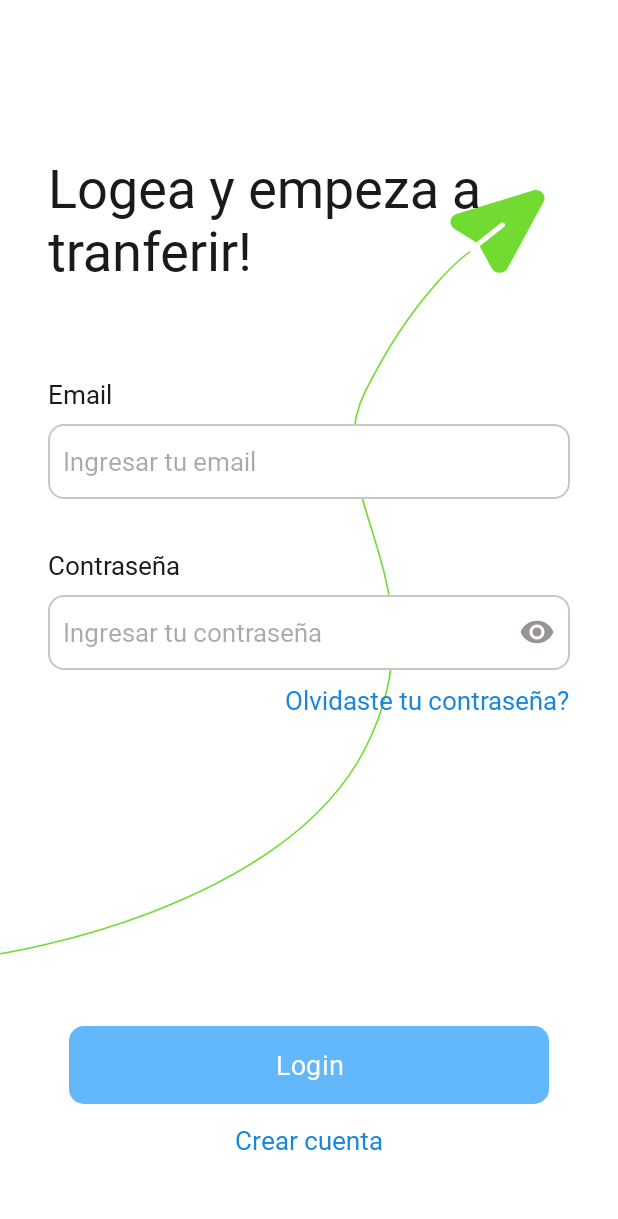
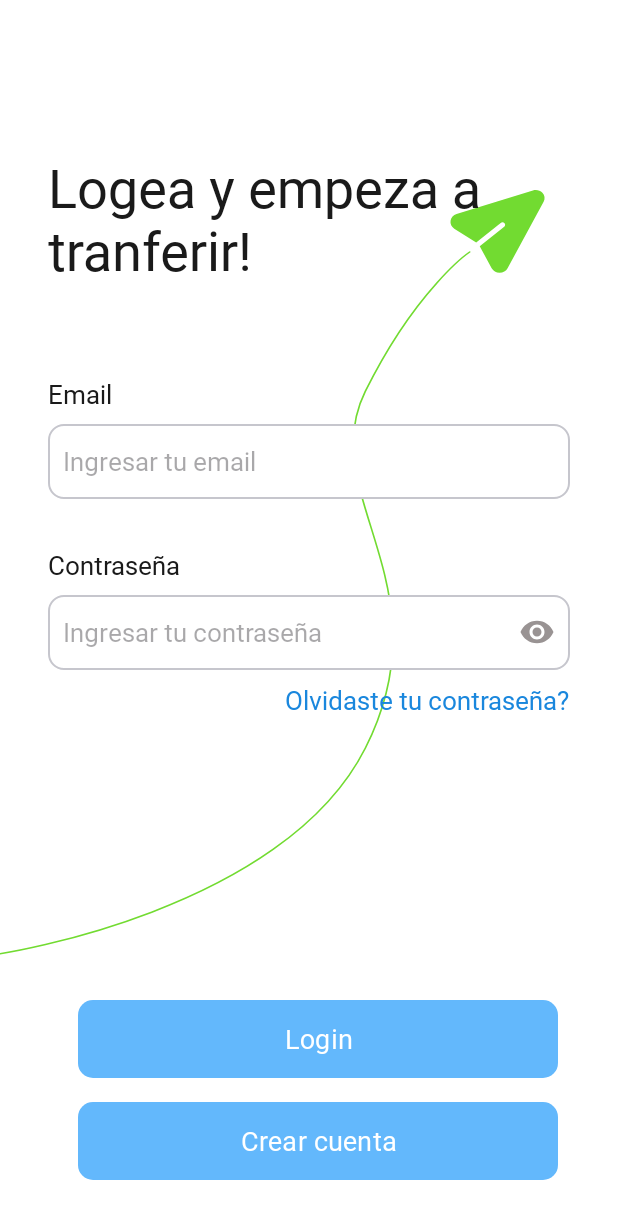
Before and after one commit to Sokka69/AlkeWalletVistas, an Android app: the LoginActivity screen opened directly, with no data from a screen before it, on a phone screen of 412 x 824 dp. Shown: the top 1219 px of the screen. Run offline under Robolectric (Android 15) with nearby library versions, the phone set to English and light mode, and no system bars.

Commit message:
actualizacion vistas

```diff
--- a/app/src/main/java/cl/talentodigital/alkewallet/AlkeWalletApp.kt
+++ b/app/src/main/java/cl/talentodigital/alkewallet/AlkeWalletApp.kt
@@ -1,6 +1,7 @@
 package cl.talentodigital.alkewallet
 
 import android.app.Application
+import cl.talentodigital.alkewallet.data.model.AccountResponse
 import cl.talentodigital.alkewallet.data.model.UserResponse
 
 class AlkeWalletApp : Application() {
@@ -14,5 +15,6 @@ class AlkeWalletApp : Application() {
         super.onCreate()
         userLogged = null
         tokenAccess = null
+        var userAccount: AccountResponse? = null
     }
 }
--- a/app/src/main/java/cl/talentodigital/alkewallet/data/network/api/ApiService.kt
+++ b/app/src/main/java/cl/talentodigital/alkewallet/data/network/api/ApiService.kt
@@ -24,11 +24,13 @@ interface ApiService {
     @POST("users")
     suspend fun register(@Body request: RegisterRequest): RegisterResponse
 
-    //UserResponse
+    //Datos de Usuario logeado
     @GET("auth/me")
     suspend fun getUserData(@Header("Authorization") token: String): Response<UserResponse>
 
 
 
 
+
+
 }
--- a/app/src/main/java/cl/talentodigital/alkewallet/presentation/view/LoginActivity.kt
+++ b/app/src/main/java/cl/talentodigital/alkewallet/presentation/view/LoginActivity.kt
@@ -3,6 +3,7 @@ package cl.talentodigital.alkewallet.presentation.view
 
 import android.content.Intent
 import android.os.Bundle
+import android.util.Log
 import android.widget.Toast
 import androidx.appcompat.app.AppCompatActivity
 import androidx.lifecycle.ViewModelProvider
@@ -13,7 +14,6 @@ import cl.talentodigital.alkewallet.presentation.viewmodel.LoginViewModel
 
 class LoginActivity : AppCompatActivity() {
     private lateinit var binding: ActivityLoginBinding
-
     private lateinit var viewModel: LoginViewModel
 
     override fun onCreate(savedInstanceState: Bundle?) {
@@ -22,11 +22,19 @@ class LoginActivity : AppCompatActivity() {
         binding = ActivityLoginBinding.inflate(layoutInflater)
         setContentView(binding.root)
 
+        /*  val viewModelFactory = LoginViewModelFactory(application)*/
         //Configuracion ViewModel
-        viewModel = ViewModelProvider(this).get(LoginViewModel::class.java)
+        viewModel = ViewModelProvider(this)[LoginViewModel::class.java]
+
+        val sharedPreferences = getSharedPreferences("AlkeWallet", MODE_PRIVATE)
+        val emailIngresado = sharedPreferences.getString("email", null)
+        if (emailIngresado != null) {
+            binding.txtEmail.setText(emailIngresado)
+        }
 
 
         //Configurar onClick
+        binding.btnCrearCuenta.setOnClickListener { goToRegisterActivity() }
         binding.btnLogin.setOnClickListener { login() }
 
 
@@ -59,20 +67,25 @@ class LoginActivity : AppCompatActivity() {
     }
 
     private fun goToHomePage() {
-        val intent = Intent(this, HomePageActivity::class.java)
+        val intent = Intent(this, HomePageEmptyCaseActivity::class.java)
         startActivity(intent)
     }
 
+
     private fun login() {
+
         val emailEnter = binding.txtEmail.text.toString()
         val passwordEnter = binding.txtPassword.text.toString()
+
 
         if (emailEnter != null && passwordEnter != null) {
 
             viewModel.login(emailEnter, passwordEnter)
+            Log.d("prueba", "Email: $emailEnter, Password: $passwordEnter")
 
         } else {
             Toast.makeText(this, "Los datos no pueden estar vacios", Toast.LENGTH_SHORT).show()
         }
+
     }
 }
--- a/app/src/main/java/cl/talentodigital/alkewallet/presentation/view/LoginSignUpActivity.kt
+++ b/app/src/main/java/cl/talentodigital/alkewallet/presentation/view/LoginSignUpActivity.kt
@@ -25,7 +25,7 @@ class LoginSignUpActivity : AppCompatActivity() {
             startActivity(intent)
         }
 
-        binding.btnLogin2.setOnClickListener {
+        binding.btnLoginCta.setOnClickListener {
             val irLogin = Intent(this, LoginActivity::class.java)
             startActivity(irLogin)
         }
--- a/app/src/main/java/cl/talentodigital/alkewallet/presentation/view/SignUpActivity.kt
+++ b/app/src/main/java/cl/talentodigital/alkewallet/presentation/view/SignUpActivity.kt
@@ -21,7 +21,7 @@ class SignUpActivity : AppCompatActivity() {
         //Configuracion ViewModel
         viewModel = RegisterViewModel()
 
-        binding.btnLogin2.setOnClickListener { registerToLogin() }
+        binding.btnLoginCta.setOnClickListener { registerToLogin() }
 
         binding.btnCrear.setOnClickListener { register() }
 
@@ -49,7 +49,7 @@ class SignUpActivity : AppCompatActivity() {
 
     private fun goToHomePage() {
 
-        val intent = Intent(this, HomePageActivity::class.java)
+        val intent = Intent(this, HomePageEmptyCaseActivity::class.java)
         startActivity(intent)
     }
 
--- a/app/src/main/java/cl/talentodigital/alkewallet/presentation/viewmodel/LoginViewModel.kt
+++ b/app/src/main/java/cl/talentodigital/alkewallet/presentation/viewmodel/LoginViewModel.kt
@@ -5,6 +5,7 @@ import android.content.Context
 import android.util.Log
 import androidx.lifecycle.AndroidViewModel
 import androidx.lifecycle.MutableLiveData
+import cl.talentodigital.alkewallet.AlkeWalletApp
 import cl.talentodigital.alkewallet.data.model.LoginRequest
 import cl.talentodigital.alkewallet.data.model.UserResponse
 import cl.talentodigital.alkewallet.data.network.api.ApiClient
@@ -14,22 +15,27 @@ import kotlinx.coroutines.launch
 
 
 /*View model escargado de hacer el login de la APP*/
-class LoginViewModel (application: Application) : AndroidViewModel(application){
+class LoginViewModel(application: Application) : AndroidViewModel(application) {
 
     /**
-     * View model encargado de hacer el Login de la app
+     * ViewModel encargado de hacer el Login de la app
      */
+
+    // LiveData para el resultado del login
     val loginResultLiveData = MutableLiveData<Boolean>()
-    val loadingLiveData = MutableLiveData<Boolean>() // Estado de carga
-    val userDataLiveData = MutableLiveData<UserResponse?>() // LiveData para los datos del usuario
-
-
+    // LiveData para el estado de carga
+    val loadingLiveData = MutableLiveData<Boolean>()
+    // LiveData para los datos del usuario
+    val userDataLiveData = MutableLiveData<UserResponse?>()
 
 
     lateinit var accessTokenVm: String
     lateinit var user: String
-        private val sharedPreferences = application.getSharedPreferences("AlkeWallet",
-            Context.MODE_PRIVATE)
+    //Guardado de el token
+    private val sharedPreferences = application.getSharedPreferences(
+        "AlkeWallet",
+        Context.MODE_PRIVATE
+    )
 
 
     /**
@@ -48,10 +54,11 @@ class LoginViewModel (application: Application) : AndroidViewModel(application){
                     // Llamada al servicio
                     accessTokenVm = response.accessToken
 
-                        //guardamos el accesToken en SharedPreferent
+                    //Guardado del accesToken en SharedPreferent
                     val editor = sharedPreferences.edit()
                     editor.putString("accessToken", response.accessToken)
                     editor.apply()
+
                     loginResultLiveData.postValue(true)
                 } else {
                     loginResultLiveData.postValue(true)
@@ -60,12 +67,19 @@ class LoginViewModel (application: Application) : AndroidViewModel(application){
             } catch (e: Exception) {
                 loginResultLiveData.postValue(false)
                 Log.e("Errores", "Error: ${e.message}")
+                loginResultLiveData.postValue(false)
+            } catch (e: Exception) {
+                // Manejar otros errores
+                Log.e("Prueba", "Error desconocido: ${e.message}")
+                loginResultLiveData.postValue(false)
+            } finally {
+                loadingLiveData.postValue(false) // Indicar fin de carga
             }
 
         }
 
     }
-
+    //funcion para obtener los datos del usuario
     fun getUserData() {
         loadingLiveData.postValue(true)
         CoroutineScope(Dispatchers.IO).launch {
@@ -73,10 +87,14 @@ class LoginViewModel (application: Application) : AndroidViewModel(application){
                 val response = ApiClient.apiService.getUserData("Bearer $accessTokenVm")
 
                 if (response.isSuccessful) {
-                        val dataUser = response.body()
-                        userDataLiveData.postValue(dataUser)
+                    val userData = response.body()
+                    userDataLiveData.postValue(userData)
+
+                    AlkeWalletApp.userLogged = userData
+
                 } else {
                     userDataLiveData.postValue(null)
+
                 }
 
 
@@ -84,6 +102,14 @@ class LoginViewModel (application: Application) : AndroidViewModel(application){
                 // aquí si hay un error se ejecuta este código
                 Log.e("Errores", "Error: ${e.message}")
                 userDataLiveData.postValue(null)
+
+            } catch (e: Exception) {
+                // Manejar otros errores
+                Log.e("Prueba", "Error desconocido: ${e.message}")
+                userDataLiveData.postValue(null)
+
+            } finally {
+                loadingLiveData.postValue(false)
             }
         }
     }
--- a/app/src/main/res/layout/activity_home_page.xml
+++ b/app/src/main/res/layout/activity_home_page.xml
@@ -30,7 +30,7 @@
             app:layout_constraintTop_toTopOf="parent" />
 
         <TextView
-            android:id="@+id/textView12"
+            android:id="@+id/txt_user_name"
             android:layout_width="wrap_content"
             android:layout_height="wrap_content"
             android:layout_marginTop="50dp"
@@ -51,8 +51,8 @@
             android:text="@string/txt_balance"
             android:textColor="@color/blanco"
             android:textSize="22sp"
-            app:layout_constraintStart_toStartOf="@+id/textView12"
-            app:layout_constraintTop_toBottomOf="@+id/textView12" />
+            app:layout_constraintStart_toStartOf="@+id/txt_user_name"
+            app:layout_constraintTop_toBottomOf="@+id/txt_user_name" />
 
         <TextView
             android:id="@+id/content"
--- a/app/src/main/res/layout/activity_login.xml
+++ b/app/src/main/res/layout/activity_login.xml
@@ -98,24 +98,28 @@
         android:layout_width="320dp"
         android:layout_height="60dp"
         android:layout_marginStart="40dp"
-        android:layout_marginTop="680dp"
         android:layout_marginEnd="40dp"
         android:fontFamily="@font/jua"
         android:text="@string/btn_login"
+        app:layout_constraintBottom_toBottomOf="parent"
         app:layout_constraintEnd_toEndOf="parent"
+        app:layout_constraintHorizontal_bias="1.0"
         app:layout_constraintStart_toStartOf="parent"
-        app:layout_constraintTop_toTopOf="parent" />
+        app:layout_constraintTop_toTopOf="parent"
+        app:layout_constraintVertical_bias="0.867" />
 
-    <TextView
-        android:id="@+id/btn_login2"
-        android:layout_width="wrap_content"
-        android:layout_height="wrap_content"
+    <Button
+        android:id="@+id/btn_crearCuenta"
+        style="@style/boton_celeste"
+        android:layout_width="320dp"
+        android:layout_height="60dp"
+        android:layout_marginStart="40dp"
         android:layout_marginTop="8dp"
+        android:layout_marginEnd="40dp"
         android:fontFamily="@font/jua"
         android:text="@string/txt_crear_cuenta"
-        android:textColor="@color/celesteoscuro"
-        android:textSize="17sp"
         app:layout_constraintEnd_toEndOf="parent"
+        app:layout_constraintHorizontal_bias="1.0"
         app:layout_constraintStart_toStartOf="parent"
         app:layout_constraintTop_toBottomOf="@+id/btnLogin" />
 
--- a/app/src/main/res/layout/activity_login_sign_up.xml
+++ b/app/src/main/res/layout/activity_login_sign_up.xml
@@ -45,7 +45,7 @@
         app:layout_constraintTop_toTopOf="parent" />
 
     <TextView
-        android:id="@+id/btn_login2"
+        android:id="@+id/btn_login_cta"
         android:layout_width="wrap_content"
         android:layout_height="wrap_content"
         android:layout_marginTop="8dp"
```
Also changed, not shown: app/src/main/java/cl/talentodigital/alkewallet/presentation/view/HomePageEmptyCaseActivity.kt (+8 -0 lines), app/src/main/res/layout/activity_home_page_empty_case.xml (+4 -4 lines), app/src/main/res/layout/activity_sign_up.xml (+6 -5 lines). Lines whose indentation alone changed are shown as unchanged.
